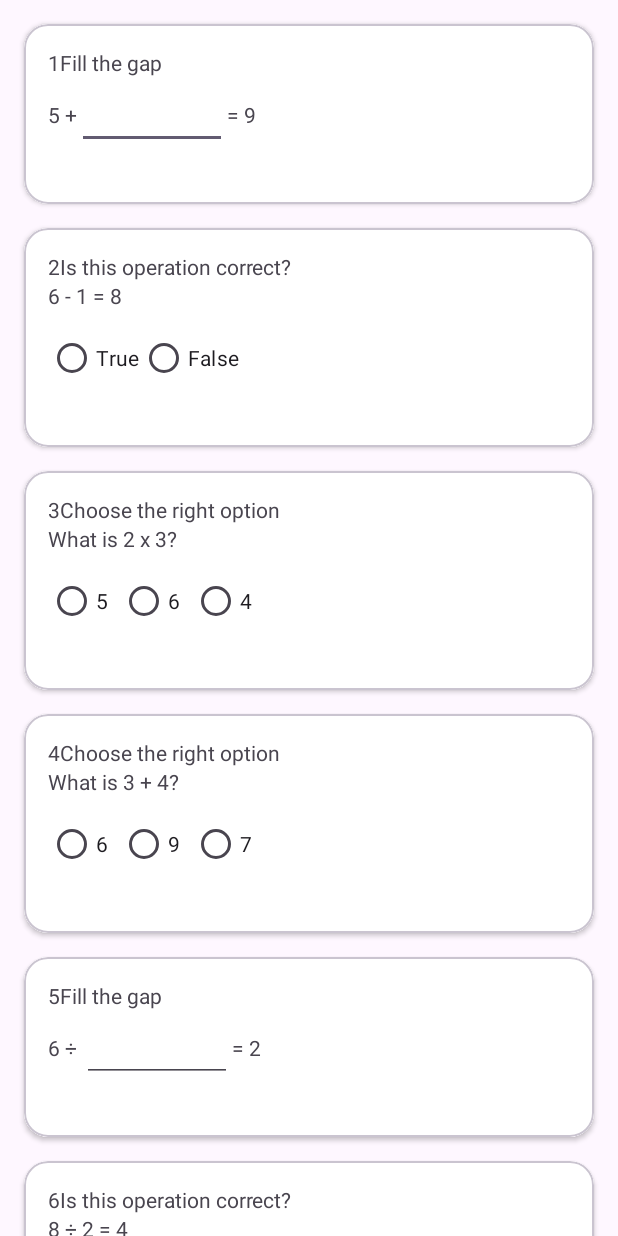
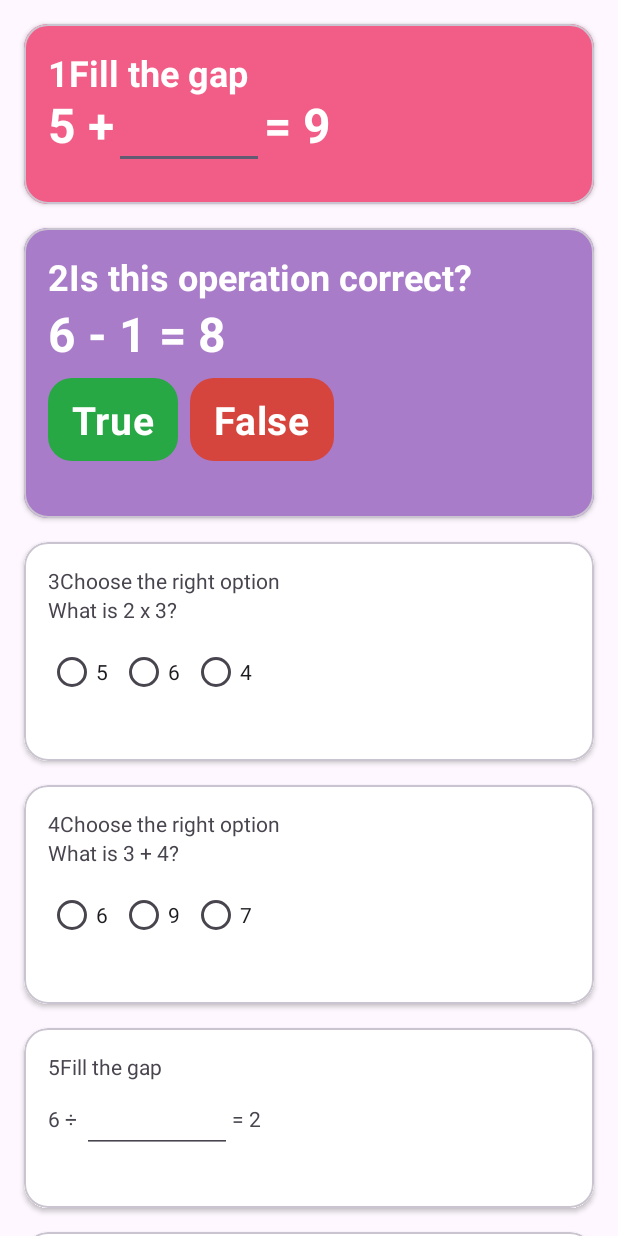
Before and after one commit to florscolari/TECH4300A2, an Android app: the screen it shows after launch (MainActivity), on a phone screen of 412 x 824 dp. Run offline under Robolectric (Android 15) with nearby library versions, the phone set to English and light mode, and no system bars.

Commit message:
radio buttons working as btns, a little help from ChatGPT to crack this down

```diff
--- a/app/src/main/java/au/edu/kbs/mobiledevelopment/tech4300a2/MainActivity.kt
+++ b/app/src/main/java/au/edu/kbs/mobiledevelopment/tech4300a2/MainActivity.kt
@@ -9,6 +9,7 @@ import android.widget.RadioButton
 import android.widget.TextView
 import androidx.activity.enableEdgeToEdge
 import androidx.appcompat.app.AppCompatActivity
+import androidx.core.content.ContextCompat
 import androidx.core.view.ViewCompat
 import androidx.core.view.WindowInsetsCompat
 
@@ -17,12 +18,12 @@ class MainActivity : AppCompatActivity() {
 
 
     // Setting questions by using Question class
-    private val question1 = FillGapQType(1, "Fill the gap", 4, "5 +", "= 9", "Enter a number")
-    private val question2 = TrueOfFalseQType(2, "Is this operation correct?", "False", "6 - 1 = 8","Choose between True or False")
-    private val question3 = MChoiceQType(3, "Choose the right option", "6", "What is 2 x 3?","5", "6", "4", "Choose an option")
-    private val question4 = MChoiceQType(4, "Choose the right option", "7", "What is 3 + 4?","6", "9", "7", "Choose an option")
-    private val question5 = FillGapQType(5, "Fill the gap", 3, "6 ÷ ", "= 2", "Enter a number")
-    private val question6 = TrueOfFalseQType(6, "Is this operation correct?", "True", "8 ÷ 2 = 4","Choose between True or False")
+    private val question1 = FillGapQType(1, "Fill the gap", 4, "5 +", "= 9", "💡 Enter a number")
+    private val question2 = TrueOfFalseQType(2, "Is this operation correct?", "False", "6 - 1 = 8","💡 Choose between True or False")
+    private val question3 = MChoiceQType(3, "Choose the right option", "6", "What is 2 x 3?","5", "6", "4", "💡 Choose an option")
+    private val question4 = MChoiceQType(4, "Choose the right option", "7", "What is 3 + 4?","6", "9", "7", "💡 Choose an option")
+    private val question5 = FillGapQType(5, "Fill the gap", 3, "6 ÷ ", "= 2", "💡 Enter a number")
+    private val question6 = TrueOfFalseQType(6, "Is this operation correct?", "True", "8 ÷ 2 = 4","💡Choose between True or False")
 
     override fun onCreate(savedInstanceState: Bundle?) {
         super.onCreate(savedInstanceState)
@@ -56,11 +57,41 @@ class MainActivity : AppCompatActivity() {
         val q2BtnFalse = findViewById<RadioButton>(R.id.q2BtnFalse)
         val q2Feedback = findViewById<TextView>(R.id.q2Feedback)
 
+
         q2Number.text = question2.getNumber().toString()
         q2Label.text = question2.getLabel()
         q2OperationText.text = question2.getOperationText()
         q2BtnTrue.text = question2.getTrueOption()
         q2BtnFalse.text = question2.getFalseOption()
+
+        // Experimental section to use 2 rectangular buttons instead of default radio buttons
+        fun setButtonColor(button: RadioButton, colorResId: Int) {
+            val shape = ContextCompat.getDrawable(this, R.drawable.btncontainer)
+            val color = ContextCompat.getColor(this, colorResId)
+            shape?.setTint(color)
+            button.background = shape
+        }
+
+        // setting default colors Green & Red
+        setButtonColor(q2BtnTrue, R.color.colorGreen)
+        setButtonColor(q2BtnFalse, R.color.colorRed)
+
+        // changing color when each of them is clicked
+        q2BtnTrue.setOnClickListener {
+            q2BtnTrue.isChecked = true
+            q2BtnFalse.isChecked = false
+
+            setButtonColor(q2BtnTrue, R.color.colorGreenSelected)
+            setButtonColor(q2BtnFalse, R.color.colorRed)
+        }
+
+        q2BtnFalse.setOnClickListener {
+            q2BtnTrue.isChecked = false
+            q2BtnFalse.isChecked = true
+
+            setButtonColor(q2BtnTrue, R.color.colorGreen)
+            setButtonColor(q2BtnFalse, R.color.colorRedSelected)
+        }
 
 
         // Q3 Multiple Choice: Taking all UI elements to be used for a question object Q3
--- /dev/null
+++ b/app/src/main/res/drawable/btncontainer.xml
@@ -0,0 +1,5 @@
+<shape xmlns:android="http://schemas.android.com/apk/res/android"
+    android:shape="rectangle">
+    <corners android:radius="16dp"/>
+    <solid android:color="@android:color/darker_gray" /> <!-- default -->
+</shape>
--- a/app/src/main/res/layout/activity_main.xml
+++ b/app/src/main/res/layout/activity_main.xml
@@ -33,11 +33,12 @@
                 android:id="@+id/card1"
                 android:layout_width="match_parent"
                 android:layout_height="120dp"
-                android:background="#fff"
+                android:background="@color/colorPink"
                 android:padding="16dp">
 
                 <TextView
                     android:id="@+id/q1Number"
+                    style="@style/heading1"
                     android:layout_width="wrap_content"
                     android:layout_height="wrap_content"
                     android:layout_marginEnd="4dp"
@@ -48,6 +49,7 @@
 
                 <TextView
                     android:id="@+id/q1Label"
+                    style="@style/heading1"
                     android:layout_width="wrap_content"
                     android:layout_height="wrap_content"
                     android:text="@string/q1Label"
@@ -57,6 +59,7 @@
 
                 <TextView
                     android:id="@+id/q1OpText1"
+                    style="@style/question"
                     android:layout_width="wrap_content"
                     android:layout_height="wrap_content"
                     android:text="@string/q1OpText1"
@@ -81,6 +84,7 @@
 
                 <TextView
                     android:id="@+id/q1OpText2"
+                    style="@style/question"
                     android:layout_width="wrap_content"
                     android:layout_height="wrap_content"
                     android:text="@string/q1OpText2"
@@ -118,12 +122,13 @@
                 android:id="@+id/card2"
                 android:layout_width="match_parent"
                 android:layout_height="match_parent"
-                android:background="#fff"
+                android:background="@color/colorPurple"
                 android:padding="16dp"
                 app:layout_constraintTop_toBottomOf="@+id/matCard1">
 
                 <TextView
                     android:id="@+id/q2Number"
+                    style="@style/heading1"
                     android:layout_width="wrap_content"
                     android:layout_height="wrap_content"
                     android:layout_marginEnd="4dp"
@@ -135,6 +140,7 @@
 
                 <TextView
                     android:id="@+id/q2Label"
+                    style="@style/heading1"
                     android:layout_width="wrap_content"
                     android:layout_height="wrap_content"
                     android:text="@string/q2Label"
@@ -143,6 +149,7 @@
 
                 <TextView
                     android:id="@+id/q2OperationText"
+                    style="@style/question"
                     android:layout_width="wrap_content"
                     android:layout_height="wrap_content"
                     android:text="@string/q2OperationText"
@@ -161,21 +168,27 @@
 
                     <RadioButton
                         android:id="@+id/q2BtnTrue"
+                        style="@style/btnTrue"
                         android:layout_width="wrap_content"
                         android:layout_height="wrap_content"
+                        android:layout_marginEnd="8dp"
+                        android:button="@null"
                         android:text="@string/q2BtnTrue"
-                        tools:ignore="DuplicateSpeakableTextCheck" />
+                        tools:ignore="DuplicateSpeakableTextCheck,TextContrastCheck" />
 
                     <RadioButton
                         android:id="@+id/q2BtnFalse"
+                        style="@style/btnFalse"
                         android:layout_width="wrap_content"
                         android:layout_height="wrap_content"
+                        android:button="@null"
                         android:text="@string/q2BtnFalse"
-                        tools:ignore="DuplicateSpeakableTextCheck" />
+                        tools:ignore="DuplicateSpeakableTextCheck,TextContrastCheck" />
                 </RadioGroup>
 
                 <TextView
                     android:id="@+id/q2Feedback"
+                    style="@style/feedback"
                     android:layout_width="wrap_content"
                     android:layout_height="wrap_content"
                     android:text="@string/q2Feedback"
--- a/app/src/main/res/values/colors.xml
+++ b/app/src/main/res/values/colors.xml
@@ -1,7 +1,24 @@
 <?xml version="1.0" encoding="utf-8"?>
 <resources xmlns:android="http://schemas.android.com/apk/res/android">
 
+    <color name="black">#000000</color> <!--BLACK Contrast Ratio with text in white: 21:1 PASS -->
+    <color name="white">#FFFFFF</color>
+    <color name="colorPrimary">#1C73CF</color> <!-- #todo: check contrast-->
 
+    <!-- Palette -->
+    <color name="colorYellow">#FBC61D</color>
+    <color name="colorPurple">#A97CC9</color>
+    <color name="colorPurpleLight">#E1C3F6</color>
+    <color name="colorPink">#F15D86</color>
+    <color name="colorTurquoiseLight">#ACE8E8</color>
+    <color name="colorTurquoise">#1CCFC9</color>
+    <color name="colorOrange">#FF8D6A</color>
+
+    <!-- Color Code -->
+    <color name="colorGreen">#28A745</color>
+    <color name="colorGreenSelected">#1E7F41</color>
+    <color name="colorRed">#D6453D</color>
+    <color name="colorRedSelected">#B3261E</color>
 
 
 </resources>
--- a/app/src/main/res/values/themes.xml
+++ b/app/src/main/res/values/themes.xml
@@ -5,5 +5,46 @@
         <!-- <item name="colorPrimary">@color/my_light_primary</item> -->
     </style>
 
+
+    <!-- MATH QUIZ -->
+    <style name="heading1">
+        <item name="android:textSize">24sp</item>
+        <item name="android:textStyle">bold</item>
+        <item name="android:textColor">@color/white</item>
+    </style>
+
+    <style name="question">
+        <item name="android:textSize">32sp</item>
+        <item name="android:textStyle">bold</item>
+        <item name="android:textColor">@color/white</item>
+    </style>
+
+    <style name="btnTrue">
+        <item name="android:textSize">26sp</item>
+        <item name="android:textStyle">bold</item>
+        <item name="android:textColor">@color/white</item>
+        <item name="android:paddingHorizontal">16dp</item>
+        <item name="android:paddingVertical">10dp</item>
+        <item name="android:background">@drawable/btncontainer</item>
+    </style>
+
+    <style name="btnFalse">
+        <item name="android:textSize">26sp</item>
+        <item name="android:textStyle">bold</item>
+        <item name="android:textColor">@color/white</item>
+        <item name="android:paddingHorizontal">16dp</item>
+        <item name="android:paddingVertical">10dp</item>
+        <item name="android:background">@drawable/btncontainer</item>
+
+    </style>
+
+    <style name="feedback">
+        <item name="android:textSize">16sp</item>
+        <item name="android:textStyle">bold</item>
+        <item name="android:textColor">@color/black</item>
+        <item name="android:paddingStart">4dp</item>
+        <item name="android:paddingEnd">4dp</item>
+    </style>
+
     <style name="Theme.TECH4300A2" parent="Base.Theme.TECH4300A2" />
 </resources>
```
